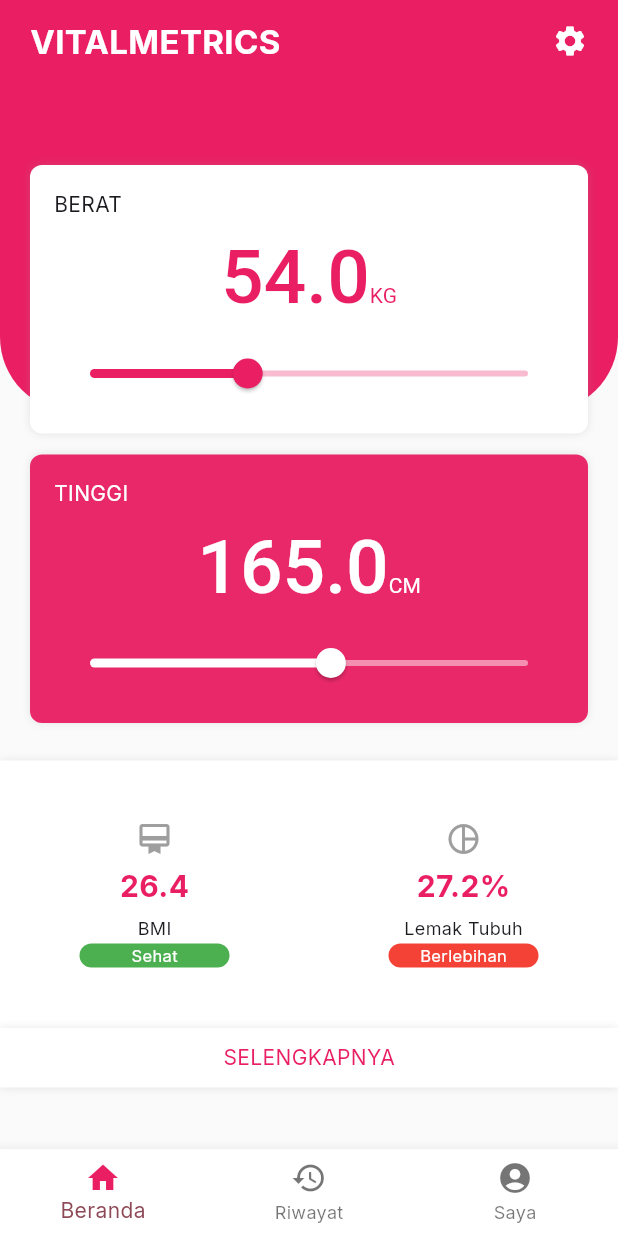
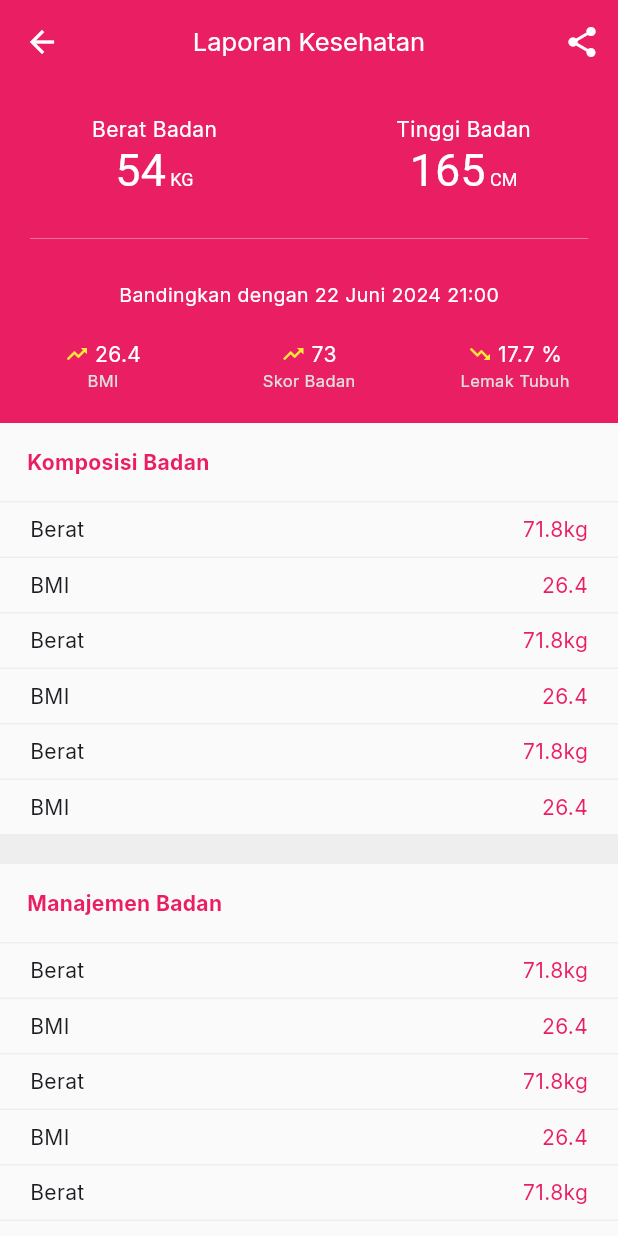
Before and after one commit to izzaalfiansyah/vitalmetrics, a Flutter app: the screen it shows after launch, after a tap on "SELENGKAPNYA", on a phone screen of 412 x 824 dp. Run offline on Flutter 3.47's test engine with Material 3 defaults, Android fonts, the phone set to English and light mode, and no system bars; our stand-ins replace google_fonts.

Commit message:
make report page

```diff
--- a/lib/components/bottom_bar.dart
+++ /dev/null
@@ -1,32 +0,0 @@
-import 'package:flutter/material.dart';
-import 'package:vitalmetrics/constant.dart';
-
-class BottomNavBar extends StatelessWidget {
-  const BottomNavBar({
-    super.key,
-  });
-
-  @override
-  Widget build(BuildContext context) {
-    return BottomNavigationBar(
-      backgroundColor: Colors.white,
-      items: [
-        BottomNavigationBarItem(
-          icon: Icon(
-            Icons.home,
-            color: cPrimary,
-          ),
-          label: 'Beranda',
-        ),
-        BottomNavigationBarItem(
-          icon: Icon(Icons.history),
-          label: 'Riwayat',
-        ),
-        BottomNavigationBarItem(
-          icon: Icon(Icons.account_circle),
-          label: 'Saya',
-        ),
-      ],
-    );
-  }
-}
--- /dev/null
+++ b/lib/components/bottomnavbar.dart
@@ -0,0 +1,48 @@
+import 'package:flutter/material.dart';
+import 'package:vitalmetrics/constant.dart';
+
+class Menu {
+  final IconData icon;
+  final String label;
+  final String path;
+
+  Menu({
+    required this.icon,
+    required this.label,
+    required this.path,
+  });
+}
+
+class BottomNavBar extends StatelessWidget {
+  const BottomNavBar({
+    super.key,
+  });
+
+  @override
+  Widget build(BuildContext context) {
+    final String routeLocation =
+        ModalRoute.of(context)!.settings.name.toString();
+    final List<Menu> menus = [
+      Menu(icon: Icons.home, label: 'Beranda', path: '/'),
+      Menu(icon: Icons.history, label: 'Riwayat', path: '/history'),
+      Menu(icon: Icons.account_circle, label: 'Saya', path: '/account'),
+    ];
+
+    return BottomNavigationBar(
+      backgroundColor: Colors.white,
+      onTap: (index) {
+        final menu = menus[index];
+        Navigator.of(context).pushNamed(menu.path);
+      },
+      items: menus
+          .map((menu) => BottomNavigationBarItem(
+                icon: Icon(
+                  menu.icon,
+                  color: routeLocation == menu.path ? cPrimary : null,
+                ),
+                label: menu.label,
+              ))
+          .toList(),
+    );
+  }
+}
--- a/lib/main.dart
+++ b/lib/main.dart
@@ -2,6 +2,7 @@ import 'package:flutter/material.dart';
 import 'package:google_fonts/google_fonts.dart';
 import 'package:vitalmetrics/constant.dart';
 import 'package:vitalmetrics/pages/index.dart';
+import 'package:vitalmetrics/pages/report.dart';
 import 'package:vitalmetrics/splash.dart';
 
 void main() {
@@ -28,6 +29,8 @@ class MyApp extends StatelessWidget {
       // home: const SplashScreen(),
       routes: {
         '/': (context) => IndexScreen(),
+        '/report': (context) => ReportScreen(),
+        '/report/:id': (context) => ReportScreen(),
         '/splash': (context) => SplashScreen()
       },
       initialRoute: '/splash',
--- a/lib/pages/index.dart
+++ b/lib/pages/index.dart
@@ -1,5 +1,5 @@
 import 'package:flutter/material.dart';
-import 'package:vitalmetrics/components/bottom_bar.dart';
+import 'package:vitalmetrics/components/bottomnavbar.dart';
 import 'package:vitalmetrics/constant.dart';
 
 class IndexScreen extends StatefulWidget {
@@ -212,7 +212,9 @@ class _IndexScreenState extends State<IndexScreen> {
                       boxShadow: shadowBase,
                     ),
                     child: InkWell(
-                      onTap: () {},
+                      onTap: () {
+                        Navigator.of(context).pushNamed('/report');
+                      },
                       child: Text(
                         'SELENGKAPNYA',
                         style: TextStyle(
--- /dev/null
+++ b/lib/pages/report.dart
@@ -0,0 +1,292 @@
+import 'package:flutter/material.dart';
+import 'package:vitalmetrics/constant.dart';
+
+class ReportScreen extends StatefulWidget {
+  const ReportScreen({super.key});
+
+  @override
+  State<ReportScreen> createState() => _ReportScreenState();
+}
+
+class _ReportScreenState extends State<ReportScreen> {
+  @override
+  Widget build(BuildContext context) {
+    final size = MediaQuery.sizeOf(context);
+
+    return Scaffold(
+      appBar: AppBar(
+        centerTitle: true,
+        title: Text(
+          'Laporan Kesehatan',
+          style: TextStyle(
+            color: Colors.white,
+            fontSize: 17,
+          ),
+        ),
+        backgroundColor: cPrimary,
+        leading: IconButton(
+          onPressed: () {
+            Navigator.pop(context);
+          },
+          icon: Icon(
+            Icons.arrow_back,
+            color: Colors.white,
+          ),
+        ),
+        actions: [
+          IconButton(
+            onPressed: () {},
+            icon: Icon(
+              Icons.share,
+              color: Colors.white,
+            ),
+          ),
+        ],
+      ),
+      body: SingleChildScrollView(
+        child: Column(
+          crossAxisAlignment: CrossAxisAlignment.start,
+          children: [
+            Container(
+              color: cPrimary,
+              padding: EdgeInsets.symmetric(vertical: 20),
+              child: Column(
+                children: [
+                  Row(
+                    mainAxisAlignment: MainAxisAlignment.spaceAround,
+                    children: [
+                      topItem(
+                        size,
+                        text: 'Berat Badan',
+                        value: '54',
+                        satuan: 'KG',
+                      ),
+                      topItem(
+                        size,
+                        text: 'Tinggi Badan',
+                        value: '165',
+                        satuan: 'CM',
+                      ),
+                    ],
+                  ),
+                  SizedBox(height: 20),
+                  Container(
+                    padding: EdgeInsets.symmetric(horizontal: 20),
+                    child: Divider(
+                      color: Colors.white,
+                      thickness: .25,
+                    ),
+                  ),
+                  SizedBox(height: 20),
+                  Column(
+                    children: [
+                      Text(
+                        'Bandingkan dengan 22 Juni 2024 21:00',
+                        style: TextStyle(color: Colors.white, fontSize: 13),
+                      ),
+                      SizedBox(height: 20),
+                      Row(
+                        mainAxisAlignment: MainAxisAlignment.spaceAround,
+                        children: [
+                          topSubItem(
+                            size,
+                            label: 'BMI',
+                            up: true,
+                            value: '26.4',
+                          ),
+                          topSubItem(
+                            size,
+                            label: 'Skor Badan',
+                            up: true,
+                            value: '73',
+                          ),
+                          topSubItem(
+                            size,
+                            label: 'Lemak Tubuh',
+                            up: false,
+                            value: '17.7 %',
+                          )
+                        ],
+                      )
+                    ],
+                  )
+                ],
+              ),
+            ),
+            Container(
+              padding: EdgeInsets.symmetric(vertical: 16, horizontal: 18),
+              child: Text(
+                'Komposisi Badan',
+                style: TextStyle(
+                  color: cPrimary,
+                  fontWeight: FontWeight.bold,
+                ),
+              ),
+            ),
+            Column(
+              children: [
+                listItem(label: "Berat", value: "71.8kg"),
+                listItem(label: "BMI", value: "26.4"),
+                listItem(label: "Berat", value: "71.8kg"),
+                listItem(label: "BMI", value: "26.4"),
+                listItem(label: "Berat", value: "71.8kg"),
+                listItem(label: "BMI", value: "26.4"),
+              ],
+            ),
+            Container(
+              height: 20,
+              color: Colors.grey.shade200,
+            ),
+            Container(
+              padding: EdgeInsets.symmetric(vertical: 16, horizontal: 18),
+              child: Text(
+                'Manajemen Badan',
+                style: TextStyle(
+                  color: cPrimary,
+                  fontWeight: FontWeight.bold,
+                ),
+              ),
+            ),
+            Column(
+              children: [
+                listItem(label: "Berat", value: "71.8kg"),
+                listItem(label: "BMI", value: "26.4"),
+                listItem(label: "Berat", value: "71.8kg"),
+                listItem(label: "BMI", value: "26.4"),
+                listItem(label: "Berat", value: "71.8kg"),
+                listItem(label: "BMI", value: "26.4"),
+              ],
+            ),
+            SizedBox(height: 20),
+            Padding(
+              padding: EdgeInsets.symmetric(horizontal: 20),
+              child: InkWell(
+                child: Container(
+                  padding: EdgeInsets.symmetric(vertical: 10),
+                  alignment: Alignment.center,
+                  decoration: BoxDecoration(
+                    color: cPrimary,
+                    borderRadius: BorderRadius.circular(5),
+                  ),
+                  child: Text(
+                    "HAPUS",
+                    style: TextStyle(color: Colors.white),
+                  ),
+                ),
+              ),
+            ),
+            SizedBox(height: 20),
+          ],
+        ),
+      ),
+    );
+  }
+
+  InkWell listItem({required String label, required String value}) {
+    return InkWell(
+      onTap: () {},
+      child: Container(
+        padding: EdgeInsets.symmetric(vertical: 8, horizontal: 20),
+        decoration: BoxDecoration(
+          border: Border(
+            top: BorderSide(
+              color: Colors.grey.shade200,
+            ),
+          ),
+        ),
+        child: Row(
+          mainAxisAlignment: MainAxisAlignment.spaceBetween,
+          children: [
+            Text(label),
+            Text(
+              value,
+              style: TextStyle(
+                color: cPrimary,
+              ),
+            ),
+          ],
+        ),
+      ),
+    );
+  }
+
+  Container topSubItem(
+    Size size, {
+    required bool up,
+    required String label,
+    required String value,
+  }) {
+    return Container(
+      width: size.width / 3,
+      alignment: Alignment.center,
+      child: Column(
+        crossAxisAlignment: CrossAxisAlignment.center,
+        children: [
+          Row(
+            mainAxisAlignment: MainAxisAlignment.center,
+            children: [
+              Icon(
+                up ? Icons.trending_up : Icons.trending_down,
+                color: Colors.yellow,
+                size: 16,
+              ),
+              SizedBox(width: 4),
+              Text(
+                value,
+                style: TextStyle(
+                  color: Colors.white,
+                ),
+              )
+            ],
+          ),
+          Text(
+            label,
+            style: TextStyle(
+              color: Colors.grey.shade300,
+              fontSize: 11,
+            ),
+          )
+        ],
+      ),
+    );
+  }
+
+  Container topItem(Size size,
+      {required String text, required String value, required String satuan}) {
+    return Container(
+      alignment: Alignment.center,
+      width: size.width / 2,
+      child: Column(
+        mainAxisAlignment: MainAxisAlignment.center,
+        crossAxisAlignment: CrossAxisAlignment.center,
+        children: [
+          Text(
+            text,
+            style: TextStyle(
+              color: Colors.white,
+            ),
+          ),
+          RichText(
+            text: TextSpan(
+              children: [
+                TextSpan(
+                  text: value,
+                  style: TextStyle(
+                    fontSize: 30,
+                  ),
+                ),
+                TextSpan(
+                  text: ' $satuan',
+                  style: TextStyle(fontSize: 12),
+                ),
+              ],
+              style: TextStyle(
+                color: Colors.white,
+              ),
+            ),
+          ),
+        ],
+      ),
+    );
+  }
+}
--- a/pubspec.yaml
+++ b/pubspec.yaml
@@ -31,6 +31,7 @@ dependencies:
   cupertino_icons: ^1.0.6
   flutter:
     sdk: flutter
+  flutter_bloc: ^8.1.6
   google_fonts: ^6.2.1
   vertical_weight_slider: ^2.6.0
 
```
Also changed, not shown: pubspec.lock.
